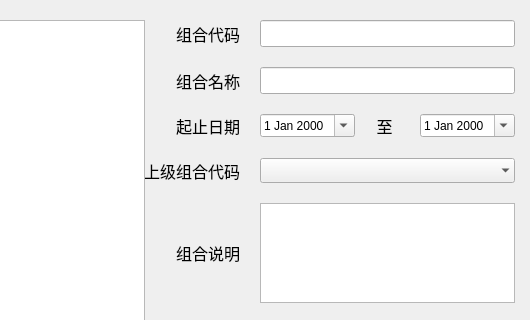
Above: FML/view/mainframe/paramgrunion.ui from ruofeng216/fmlnew before the change; both pictures show x 428 to 958 and y 0 to 320 of the 958 by 462 pixel window. Below: the same form after it.
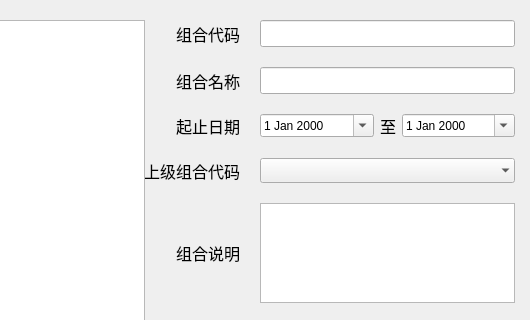
That is the form after the change.

Commit message: 起止日期 至 调整

Diff of the .ui file:
```diff
--- a/FML/view/mainframe/paramgrunion.ui
+++ b/FML/view/mainframe/paramgrunion.ui
@@ -192,14 +192,15 @@
        </layout>
       </item>
       <item>
-       <layout class="QHBoxLayout" name="horizontalLayout_6">
+       <layout class="QHBoxLayout" name="horizontalLayout_6" stretch="0,1">
         <property name="spacing">
          <number>0</number>
         </property>
-        <item>
-         <layout class="QHBoxLayout" name="horizontalLayout_4">
-          <property name="spacing">
-           <number>20</number>
+        <property name="leftMargin">
+         <number>0</number>
+        </property>
+        <property name="rightMargin">
+         <number>0</number>
           </property>
           <item>
            <widget class="QLabel" name="label_datebegin">
@@ -229,6 +230,14 @@
            </widget>
           </item>
           <item>
+         <layout class="QHBoxLayout" name="horizontalLayout_10" stretch="1,0,1">
+          <property name="leftMargin">
+           <number>20</number>
+          </property>
+          <property name="rightMargin">
+           <number>0</number>
+          </property>
+          <item>
            <widget class="QDateEdit" name="dateEdit_datebegin">
             <property name="sizePolicy">
              <sizepolicy hsizetype="Preferred" vsizetype="Fixed">
@@ -253,13 +262,6 @@
             </property>
            </widget>
           </item>
-         </layout>
-        </item>
-        <item>
-         <layout class="QHBoxLayout" name="horizontalLayout_5" stretch="0,0">
-          <property name="spacing">
-           <number>6</number>
-          </property>
           <item>
            <widget class="QLabel" name="label_dateend">
             <property name="sizePolicy">
```
Lines whose indentation alone changed are shown as unchanged.
